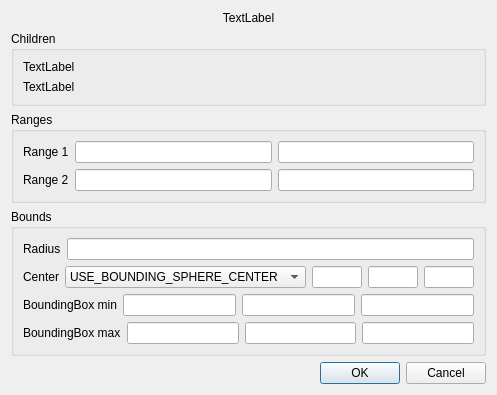
Old version of the form src/QosgSceneEdit/UI/pagedlod_editor.ui in the repository oliviertournaire/QosgSceneEdit.
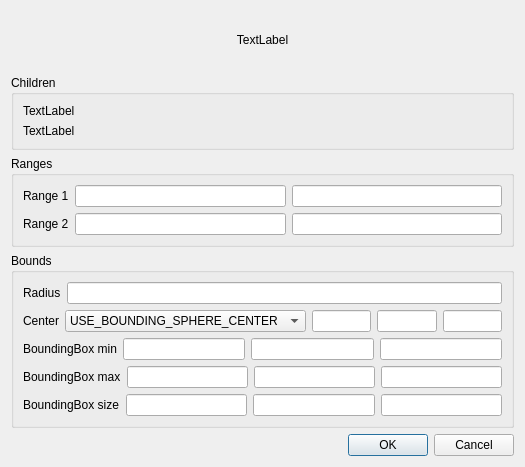
New version of the form. Icons and pictures are not drawn.

Commit message: add bb size in pagedlod_editor

Diff of the .ui file:
```diff
--- a/src/QosgSceneEdit/UI/pagedlod_editor.ui
+++ b/src/QosgSceneEdit/UI/pagedlod_editor.ui
@@ -6,8 +6,8 @@
    <rect>
     <x>0</x>
     <y>0</y>
-    <width>440</width>
-    <height>365</height>
+    <width>525</width>
+    <height>467</height>
    </rect>
   </property>
   <property name="windowTitle">
@@ -209,6 +209,26 @@
         </item>
        </layout>
       </item>
+      <item>
+       <layout class="QHBoxLayout" name="horizontalLayout_7">
+        <item>
+         <widget class="QLabel" name="label_7">
+          <property name="text">
+           <string>BoundingBox size</string>
+          </property>
+         </widget>
+        </item>
+        <item>
+         <widget class="QLineEdit" name="_lineedit_bb_size_x"/>
+        </item>
+        <item>
+         <widget class="QLineEdit" name="_lineedit_bb_size_y"/>
+        </item>
+        <item>
+         <widget class="QLineEdit" name="_lineedit_bb_size_z"/>
+        </item>
+       </layout>
+      </item>
      </layout>
     </widget>
    </item>
```
The commit also changes 1 other file.
